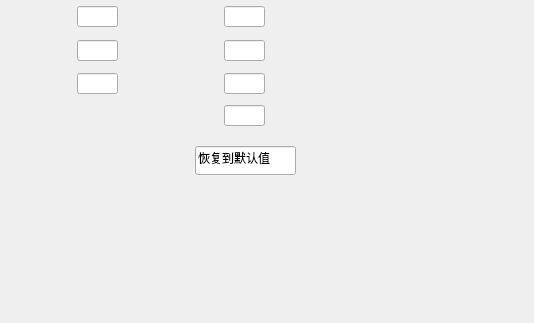
Old version of the form XINYAN/widget.ui in the repository wushengjun85/QtForWork; both pictures show x 266 to 800 and y 157 to 480 of the 800 by 480 pixel window.
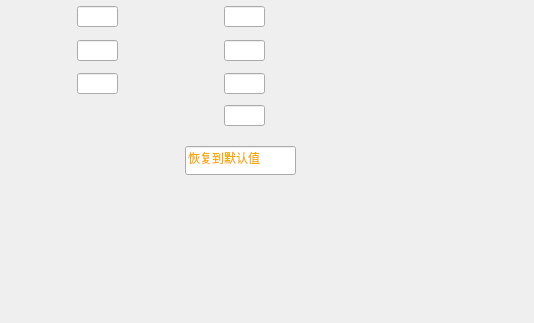
New version of the form. The open tabs and pages were chosen to show the change. Icons and pictures are not drawn.

What changed in the file:
```diff
--- a/XINYAN/widget.ui
+++ b/XINYAN/widget.ui
@@ -659,12 +659,17 @@
     <widget class="QLineEdit" name="lineEdit_30">
      <property name="geometry">
       <rect>
-       <x>461</x>
+       <x>451</x>
        <y>303</y>
-       <width>101</width>
+       <width>111</width>
        <height>29</height>
       </rect>
      </property>
+     <property name="styleSheet">
+      <string notr="true">font: 75 12pt &quot;Ubuntu&quot;;
+color: rgb(255, 170, 0);
+font: 75 12pt &quot;Ubuntu&quot;;</string>
+     </property>
      <property name="text">
       <string>恢复到默认值</string>
      </property>
```
Left out of the diff: 33 changed lines with no effect on the pictures.
